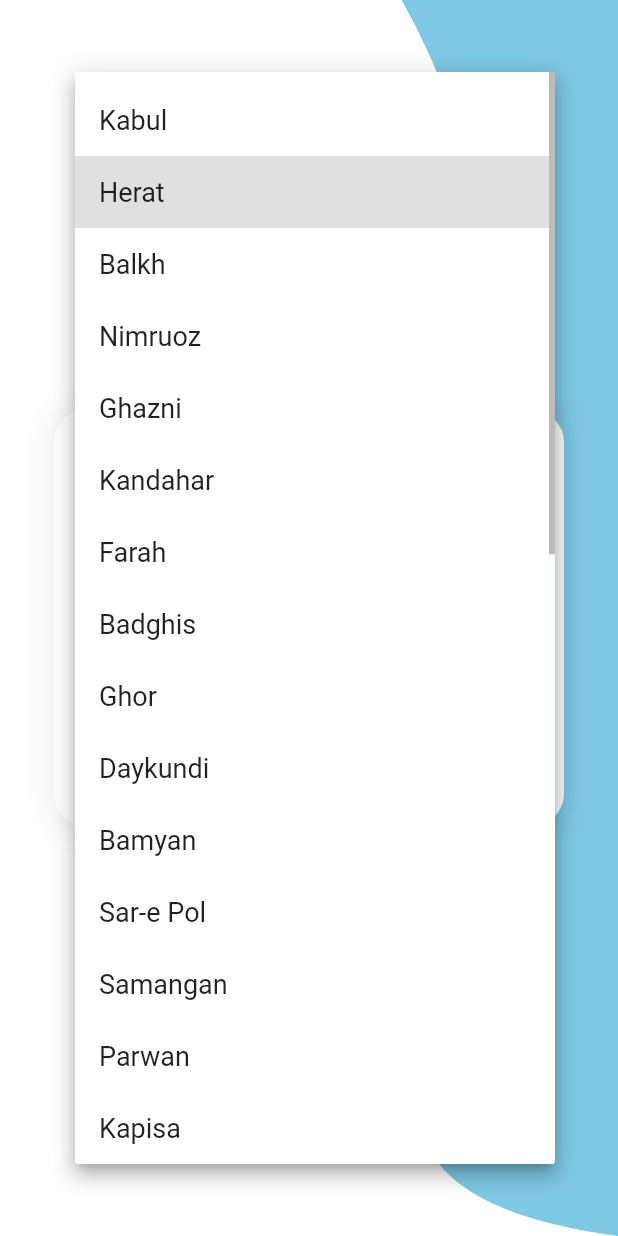
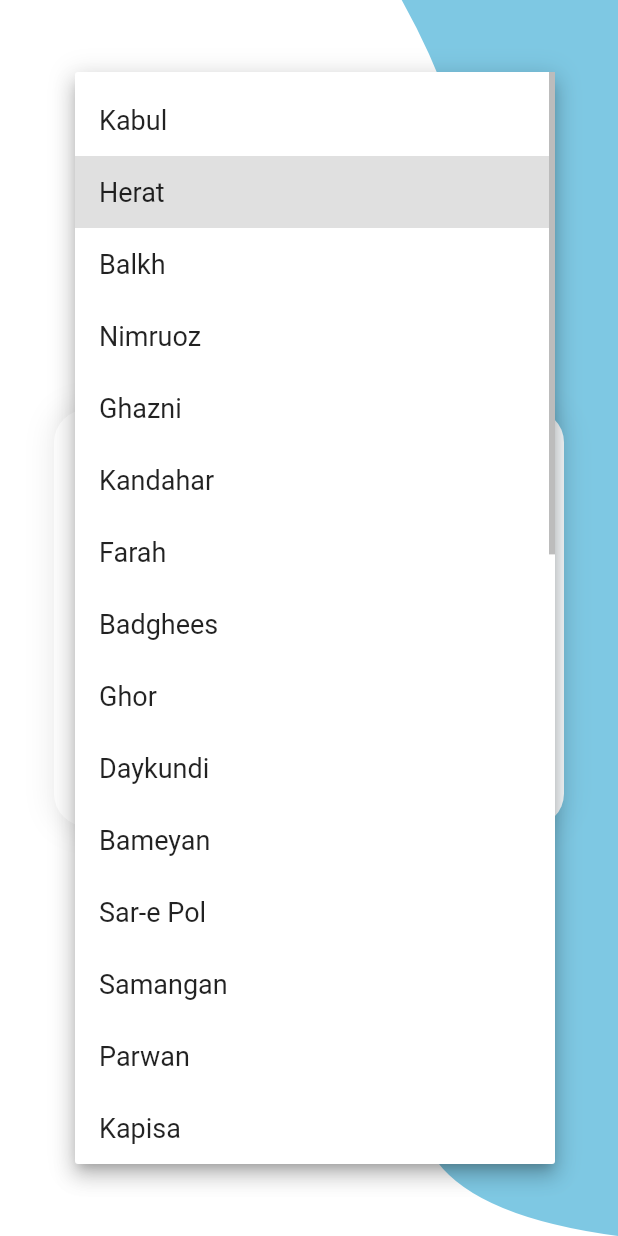
Before and after one commit to Farhadakbary/isp_project, a Flutter app: the screen it shows after launch, after a tap on "Herat", on a phone screen of 412 x 824 dp. Run offline on Flutter 3.47's test engine with Material 3 defaults, Android fonts, the phone set to English and light mode, and no system bars; our stand-ins replace shared_preferences; accounts and stored records are empty; Roboto replaces fonts that are missing (Georgia).

Commit message:
some spell changed in the province list

```diff
--- a/lib/presentation/veiws/provinc_select_screen.dart
+++ b/lib/presentation/veiws/provinc_select_screen.dart
@@ -15,10 +15,10 @@ class ProvinceSelectionScreen extends StatelessWidget {
     'Ghazni',
     'Kandahar',
     'Farah',
-    'Badghis',
+    'Badghees',
     'Ghor',
     'Daykundi',
-    'Bamyan',
+    'Bameyan',
     'Sar-e Pol',
     'Samangan',
     'Parwan',
```
